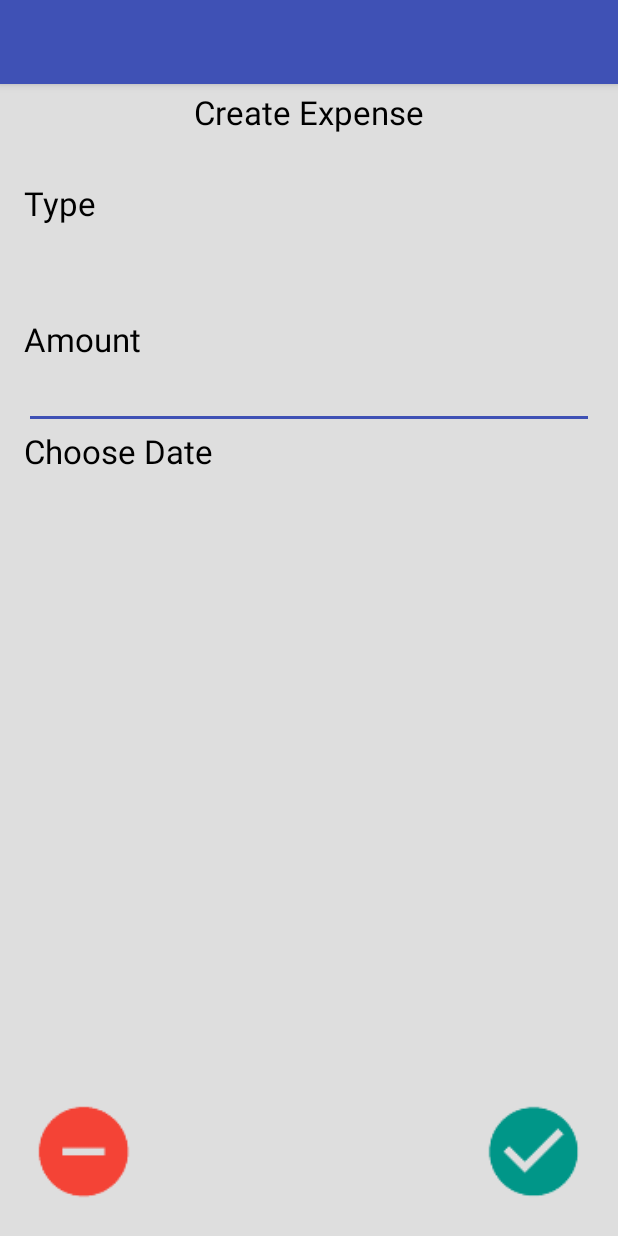
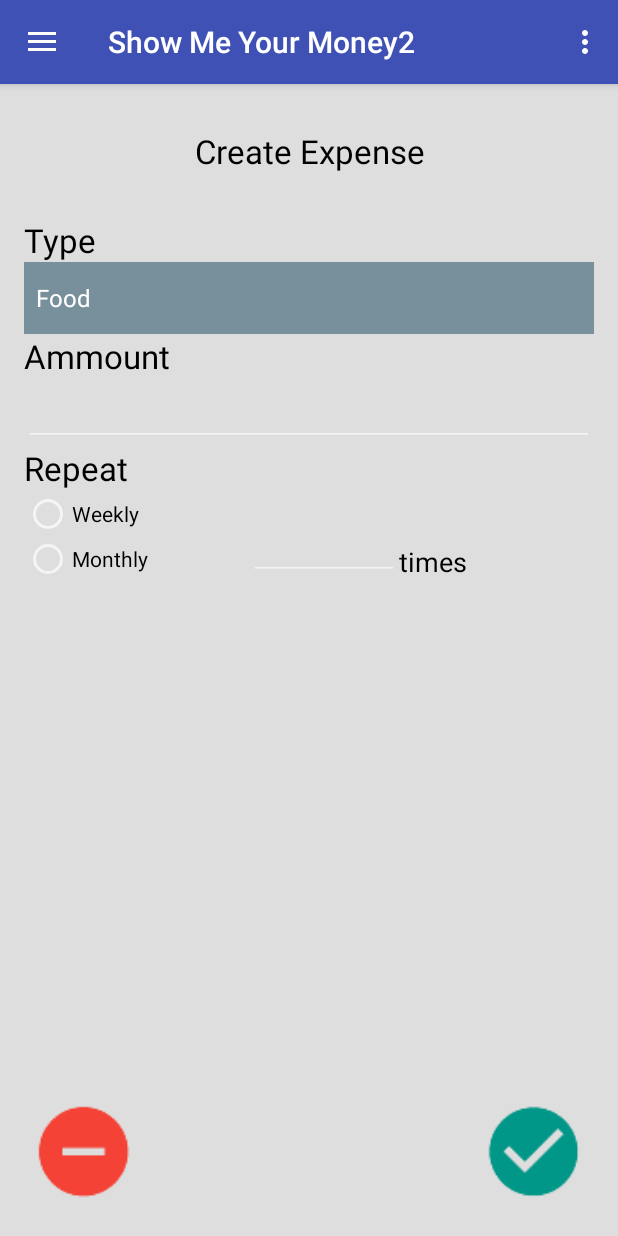
Before and after one commit to GamaX320/ProjectX_SMYM5, an Android app: the fragment ExpenseFragment placed in its activity, after a tap on an icon or button, on a phone screen of 412 x 824 dp. Run offline under Robolectric (Android 15) with nearby library versions, the phone set to English and light mode, and no system bars.

Commit message:
Create expense and expense account top

```diff
--- /dev/null
+++ b/app/src/main/java/com/example/bryanty/projectx_smym5/CreateExpenseFragment.java
@@ -0,0 +1,50 @@
+package com.example.bryanty.projectx_smym5;
+
+import android.os.Bundle;
+import android.support.annotation.Nullable;
+import android.support.v4.app.Fragment;
+import android.view.LayoutInflater;
+import android.view.View;
+import android.view.ViewGroup;
+import android.widget.AdapterView;
+import android.widget.ArrayAdapter;
+import android.widget.Spinner;
+import android.widget.Toast;
+
+/**
+ * Created by BRYANTY on 14/03/2015.
+ */
+public class CreateExpenseFragment extends Fragment {
+    View rootView;
+
+    Spinner spinner;
+    ArrayAdapter<CharSequence> adapter;
+    @Override
+    public View onCreateView(LayoutInflater inflater, @Nullable ViewGroup container, @Nullable Bundle savedInstanceState) {
+        rootView = inflater.inflate(R.layout.fragment_create_expense, container, false);
+
+        //initial the spinner
+        spinner= (Spinner)rootView.findViewById(R.id.spinner_expense_type);
+        adapter=ArrayAdapter.createFromResource(getActivity(),R.array.type_array,android.R.layout.simple_spinner_dropdown_item);
+        adapter.setDropDownViewResource(android.R.layout.simple_spinner_dropdown_item);
+        spinner.setAdapter(adapter);
+        spinner.setOnItemSelectedListener(new AdapterView.OnItemSelectedListener(){
+            @Override
+            public void  onItemSelected(AdapterView<?> parent,View view,int position,long id){
+                Toast.makeText(getActivity(),"item selected > "+parent.getItemAtPosition(position),Toast.LENGTH_SHORT).show();
+            }
+
+            @Override
+            public void onNothingSelected(AdapterView<?> parent) {
+
+            }
+        });
+
+        //get value from previous fragment
+        Bundle bundle = this.getArguments();
+        String test1= bundle.getString("accountID");
+        Toast.makeText(getActivity(),"value pass from > "+test1,Toast.LENGTH_SHORT).show();
+
+        return rootView;
+    }
+}
--- a/app/src/main/java/com/example/bryanty/projectx_smym5/ExpenseFragment.java
+++ b/app/src/main/java/com/example/bryanty/projectx_smym5/ExpenseFragment.java
@@ -4,6 +4,7 @@ import android.content.Intent;
 import android.os.Bundle;
 import android.support.annotation.Nullable;
 import android.support.v4.app.Fragment;
+import android.support.v4.app.FragmentManager;
 import android.view.LayoutInflater;
 import android.view.View;
 import android.view.ViewGroup;
@@ -19,6 +20,7 @@ import android.widget.Toast;
  */
 public class ExpenseFragment extends Fragment {
     View rootView;
+    int test1;
     @Override
     public View onCreateView(LayoutInflater inflater, @Nullable ViewGroup container, @Nullable Bundle savedInstanceState) {
         rootView=inflater.inflate(R.layout.fragment_expense,container,false);
@@ -38,6 +40,7 @@ public class ExpenseFragment extends Fragment {
                 // Intent intent = new Intent(getActivity(), nextactivity.class);
                 // startActivity(intent);
                 Toast.makeText(getActivity(), "Click ListItem Number " + position, Toast.LENGTH_LONG).show();
+                test1=position;
             }
         });
 
@@ -55,11 +58,23 @@ public class ExpenseFragment extends Fragment {
             @Override
             public void onClick(View v)
             {
-                Intent intent=new Intent(getActivity(),CreateExpense.class);
-                startActivity(intent);
+                Fragment objFragment=new CreateExpenseFragment();
+                //pass value to another fragment
+                Bundle bundle = new Bundle();
+                bundle.putString("accountID","confg you are pass "+test1);
+                objFragment.setArguments(bundle);
+                //ready to replace next fragment
+                FragmentManager fragmentManager = getFragmentManager();
+                fragmentManager.beginTransaction()
+                        .replace(R.id.container,objFragment)
+                        .addToBackStack(null)
+                        .commit();
             }
         });
 
         return rootView;
     }
+
+
+
 }
--- a/app/src/main/java/com/example/bryanty/projectx_smym5/MainActivity.java
+++ b/app/src/main/java/com/example/bryanty/projectx_smym5/MainActivity.java
@@ -55,6 +55,9 @@ public class MainActivity extends ActionBarActivity implements NavigationDrawerC
             case 3:
                 objFragment=new TestFragment();
                 break;
+            case 4:
+                objFragment=new ExpenseTopFragment();
+                break;
         }
         // update the main content by replacing fragments
         FragmentManager fragmentManager = getSupportFragmentManager();
--- /dev/null
+++ b/app/src/main/res/layout/fragment_create_expense.xml
@@ -0,0 +1,148 @@
+<?xml version="1.0" encoding="utf-8"?>
+<RelativeLayout xmlns:android="http://schemas.android.com/apk/res/android"
+    xmlns:tools="http://schemas.android.com/tools"
+    android:layout_width="match_parent"
+    android:layout_height="match_parent"
+    android:paddingLeft="@dimen/activity_horizontal_margin"
+    android:paddingRight="@dimen/activity_horizontal_margin"
+    android:paddingTop="30dp"
+    android:paddingBottom="@dimen/activity_vertical_margin"
+    tools:context="com.example.bryanty.projectx_smym5.CreateAccountActivity" >
+
+
+    <TextView
+        android:layout_width="match_parent"
+        android:layout_height="wrap_content"
+        android:textAppearance="?android:attr/textAppearanceLarge"
+        android:text="@string/title_create_expense"
+        android:id="@+id/textView15"
+        android:gravity="center"
+        android:layout_alignParentTop="true"
+        android:layout_alignParentLeft="true"
+        android:layout_alignParentStart="true" />
+
+    <TextView
+        android:layout_width="match_parent"
+        android:layout_height="wrap_content"
+        android:textAppearance="?android:attr/textAppearanceLarge"
+        android:text="Type"
+        android:id="@+id/textView16"
+        android:layout_below="@+id/textView15"
+        android:layout_alignLeft="@+id/textView15"
+        android:layout_alignStart="@+id/textView15"
+        android:layout_marginTop="30dp" />
+
+    <Spinner
+        android:layout_width="match_parent"
+        android:layout_height="wrap_content"
+        android:id="@+id/spinner_expense_type"
+        android:layout_below="@+id/textView16"
+        android:layout_centerHorizontal="true"
+        android:spinnerMode="dropdown"
+        android:background="#78909c" />
+
+    <TextView
+        android:layout_width="match_parent"
+        android:layout_height="wrap_content"
+        android:textAppearance="?android:attr/textAppearanceLarge"
+        android:text="Ammount"
+        android:id="@+id/textView17"
+        android:layout_below="@+id/spinner_expense_type"
+        android:layout_centerHorizontal="true" />
+
+    <EditText
+        android:layout_width="match_parent"
+        android:layout_height="wrap_content"
+        android:inputType="numberDecimal"
+        android:ems="10"
+        android:id="@+id/editText4"
+        android:layout_below="@+id/textView17"
+        android:layout_centerHorizontal="true" />
+
+    <TextView
+        android:layout_width="match_parent"
+        android:layout_height="wrap_content"
+        android:textAppearance="?android:attr/textAppearanceLarge"
+        android:text="Repeat"
+        android:id="@+id/textView18"
+        android:layout_below="@+id/editText4"
+        android:layout_alignLeft="@+id/editText4"
+        android:layout_alignStart="@+id/editText4" />
+
+    <RadioGroup
+        android:layout_width="150dp"
+        android:layout_height="60dp"
+        android:layout_below="@+id/textView18"
+        android:layout_alignLeft="@+id/textView18"
+        android:layout_alignStart="@+id/textView18"
+        android:id="@+id/radioGroup_repeat">
+
+        <RadioButton
+            android:layout_width="wrap_content"
+            android:layout_height="wrap_content"
+            android:text="@string/title_create_expense_weekly"
+            android:id="@+id/radioButton_weekly"
+            android:checked="false"
+            android:textColor="#000" />
+
+        <RadioButton
+            android:layout_width="wrap_content"
+            android:layout_height="wrap_content"
+            android:text="@string/title_create_expense_monthly"
+            android:id="@+id/radioButton_monthly"
+            android:checked="false"
+            android:textColor="#000" />
+
+    </RadioGroup>
+
+    <EditText
+        android:layout_width="100dp"
+        android:layout_height="wrap_content"
+        android:inputType="number"
+        android:ems="10"
+        android:id="@+id/editText_times"
+        android:layout_alignBottom="@+id/radioGroup_repeat"
+        android:layout_toRightOf="@+id/radioGroup_repeat"
+        android:layout_toEndOf="@+id/radioGroup_repeat"
+        android:maxLength="2" />
+
+    <TextView
+        android:layout_width="wrap_content"
+        android:layout_height="wrap_content"
+        android:textAppearance="?android:attr/textAppearanceMedium"
+        android:text="times"
+        android:id="@+id/textView19"
+        android:layout_alignBottom="@+id/editText_times"
+        android:layout_toRightOf="@+id/editText_times"
+        android:layout_toEndOf="@+id/editText_times"
+        android:textColor="#000" />
+
+    <ImageButton
+        android:layout_width="wrap_content"
+        android:layout_height="wrap_content"
+        android:id="@+id/imageButtonAddExp"
+        android:src="@drawable/ic_check"
+        android:background="#DEDEDE"
+        android:clickable="true"
+        android:scaleType="fitCenter"
+        android:minWidth="80dp"
+        android:minHeight="80dp"
+        android:layout_alignParentBottom="true"
+        android:layout_alignParentRight="true"
+        android:layout_alignParentEnd="true"
+        android:onClick="createAccountClicked" />
+
+    <ImageButton
+        android:layout_width="wrap_content"
+        android:layout_height="wrap_content"
+        android:id="@+id/imageButtonCancelExp"
+        android:src="@drawable/ic_cancel"
+        android:background="#DEDEDE"
+        android:minHeight="80dp"
+        android:minWidth="80dp"
+        android:scaleType="fitCenter"
+        android:layout_alignTop="@+id/imageButtonAddExp"
+        android:layout_alignLeft="@+id/radioGroup_repeat"
+        android:layout_alignStart="@+id/radioGroup_repeat" />
+
+</RelativeLayout>
--- /dev/null
+++ b/app/src/main/res/layout/fragment_expense_down.xml
@@ -0,0 +1,6 @@
+<?xml version="1.0" encoding="utf-8"?>
+<LinearLayout xmlns:android="http://schemas.android.com/apk/res/android"
+    android:orientation="vertical" android:layout_width="match_parent"
+    android:layout_height="match_parent">
+
+</LinearLayout>
--- a/app/src/main/res/values/strings.xml
+++ b/app/src/main/res/values/strings.xml
@@ -23,6 +23,8 @@
     <string name="title_create_account">Create Account</string>
     <string name="title_activity_create_expense">CreateExpense</string>
     <string name="title_create_expense">Create Expense</string>
+    <string name="title_create_expense_monthly">Monthly</string>
+    <string name="title_create_expense_weekly">Weekly</string>
 
     <string-array name="type_array">
         <item>Food</item>
```
Also changed, not shown: app/src/main/java/com/example/bryanty/projectx_smym5/ExpenseAccountAdapter.java (added, +87 -0 lines), app/src/main/java/com/example/bryanty/projectx_smym5/ExpenseTopFragment.java (added, +38 -0 lines), app/src/main/res/layout/fragment_expense_top.xml (added, +13 -0 lines).
